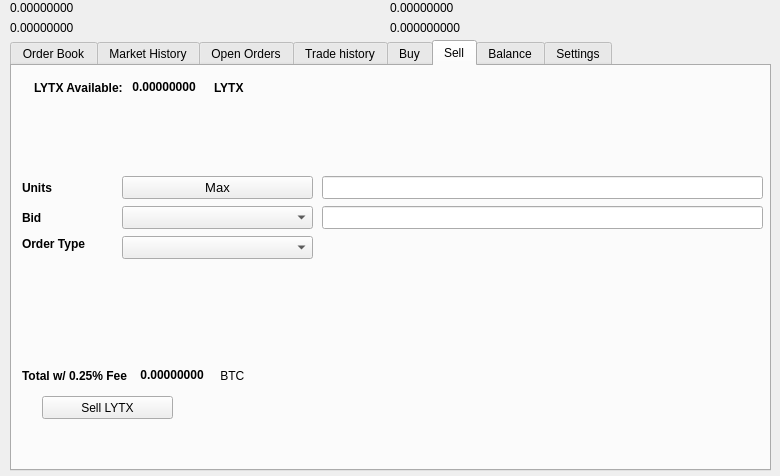
Qt form src/qt/forms/tradingdialog.ui (faetos/lockchain) before a commit.
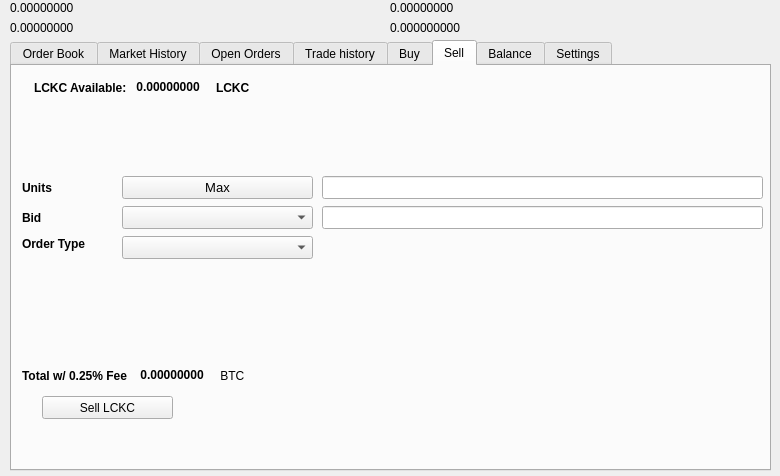
The same form after that commit. The open tabs and pages were chosen to show the change. Icons and pictures are not drawn.

Commit message: modifying wallet addresses and LCKC

```diff
--- a/src/qt/forms/tradingdialog.ui
+++ b/src/qt/forms/tradingdialog.ui
@@ -1751,7 +1751,7 @@
       </rect>
      </property>
      <property name="text">
-      <string>Sell LYTX</string>
+      <string>Sell LCKC</string>
      </property>
      <property name="icon">
       <iconset resource="../bitcoin.qrc">
@@ -1777,7 +1777,7 @@
          </font>
         </property>
         <property name="text">
-         <string>LYTX Available:</string>
+         <string>LCKC Available:</string>
         </property>
        </widget>
       </item>
@@ -2221,7 +2221,7 @@
          </font>
         </property>
         <property name="text">
-         <string>LYTX</string>
+         <string>LCKC</string>
         </property>
        </widget>
       </item>
```
Left out of the diff: 34 changed lines with no effect on the pictures. The commit also changes 67 other files.
